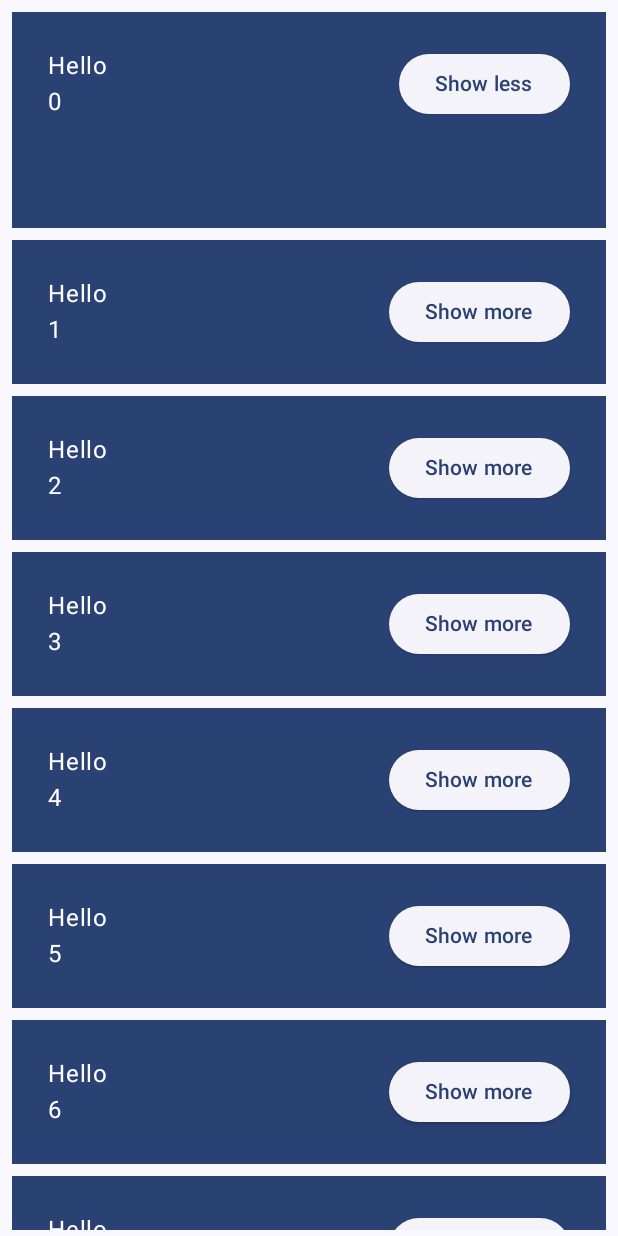
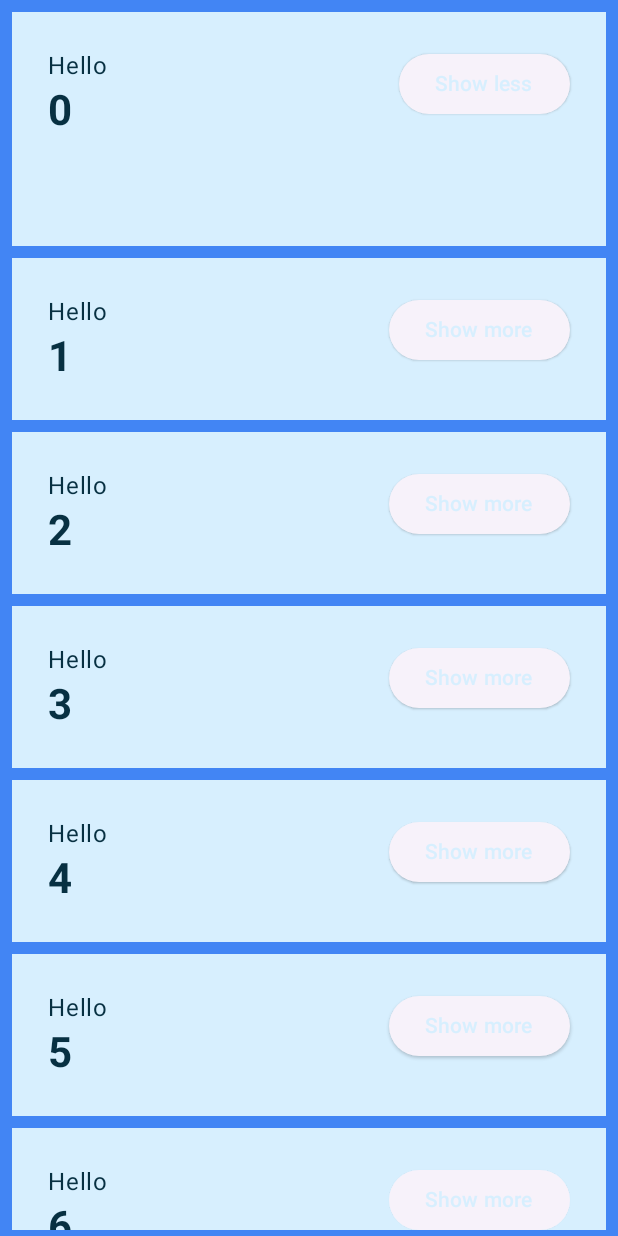
Before and after one commit to SouksavathPMS/basic_compose, an Android app built with Jetpack Compose: the screen it shows after launch (MainActivity), after a tap on "Show more", on a phone screen of 412 x 824 dp. Run offline under Robolectric (Android 15) with nearby library versions, the phone set to English and light mode, and no system bars; 1 other tap on this screen came first.

Commit message:
Styling and theming your app

```diff
--- a/app/src/main/java/com/example/basicscodelab/MainActivity.kt
+++ b/app/src/main/java/com/example/basicscodelab/MainActivity.kt
@@ -1,5 +1,7 @@
 package com.example.basicscodelab
 
+import android.content.res.Configuration
+import android.content.res.Configuration.UI_MODE_NIGHT_YES
 import android.os.Bundle
 import androidx.activity.ComponentActivity
 import androidx.activity.compose.setContent
@@ -31,6 +33,7 @@ import androidx.compose.runtime.remember
 import androidx.compose.runtime.saveable.rememberSaveable
 import androidx.compose.ui.Alignment
 import androidx.compose.ui.Modifier
+import androidx.compose.ui.text.font.FontWeight
 import androidx.compose.ui.tooling.preview.Preview
 import androidx.compose.ui.unit.coerceAtLeast
 import androidx.compose.ui.unit.dp
@@ -98,6 +101,7 @@ fun Greeting(modifier: Modifier = Modifier, name: String) {
                 )
                 Text(
                     text = name,
+                    style = MaterialTheme.typography.headlineMedium.copy(fontWeight = FontWeight.Bold)
                 )
             }
             ElevatedButton(
@@ -126,6 +130,12 @@ fun OnboardingScreen(modifier: Modifier, onContinueClicked: () -> Unit) {
     }
 }
 
+@Preview(
+    showBackground = true,
+    widthDp = 320,
+    uiMode = UI_MODE_NIGHT_YES,
+    name = "GreetingPreviewDark"
+)
 @Preview(showBackground = true, widthDp = 360)
 @Composable
 fun GreetingPreview() {
--- a/app/src/main/java/com/example/basicscodelab/ui/theme/Color.kt
+++ b/app/src/main/java/com/example/basicscodelab/ui/theme/Color.kt
@@ -9,3 +9,8 @@ val Pink80 = Color(0xFFEFB8C8)
 val Purple40 = Color(0xFF6650a4)
 val PurpleGrey40 = Color(0xFF625b71)
 val Pink40 = Color(0xFF7D5260)
+
+val Navy = Color(0xFF073042)
+val Blue = Color(0xFF4285F4)
+val LightBlue = Color(0xFFD7EFFE)
+val Chartreuse = Color(0xFFEFF7CF)
--- a/app/src/main/java/com/example/basicscodelab/ui/theme/Theme.kt
+++ b/app/src/main/java/com/example/basicscodelab/ui/theme/Theme.kt
@@ -9,18 +9,21 @@ import androidx.compose.material3.dynamicDarkColorScheme
 import androidx.compose.material3.dynamicLightColorScheme
 import androidx.compose.material3.lightColorScheme
 import androidx.compose.runtime.Composable
+import androidx.compose.ui.graphics.Color
 import androidx.compose.ui.platform.LocalContext
 
 private val DarkColorScheme = darkColorScheme(
-    primary = Purple80,
-    secondary = PurpleGrey80,
-    tertiary = Pink80
+    surface = Blue,
+    onSurface = Navy,
+    primary = Navy,
+    onPrimary = Chartreuse
 )
 
 private val LightColorScheme = lightColorScheme(
-    primary = Purple40,
-    secondary = PurpleGrey40,
-    tertiary = Pink40
+    surface = Blue,
+    onSurface = Color.White,
+    primary = LightBlue,
+    onPrimary = Navy
 
     /* Other default colors to override
     background = Color(0xFFFFFBFE),
@@ -33,11 +36,12 @@ private val LightColorScheme = lightColorScheme(
     */
 )
 
+
 @Composable
 fun BasicsCodelabTheme(
     darkTheme: Boolean = isSystemInDarkTheme(),
     // Dynamic color is available on Android 12+
-    dynamicColor: Boolean = true,
+    dynamicColor: Boolean = false,
     content: @Composable () -> Unit
 ) {
     val colorScheme = when {
```
